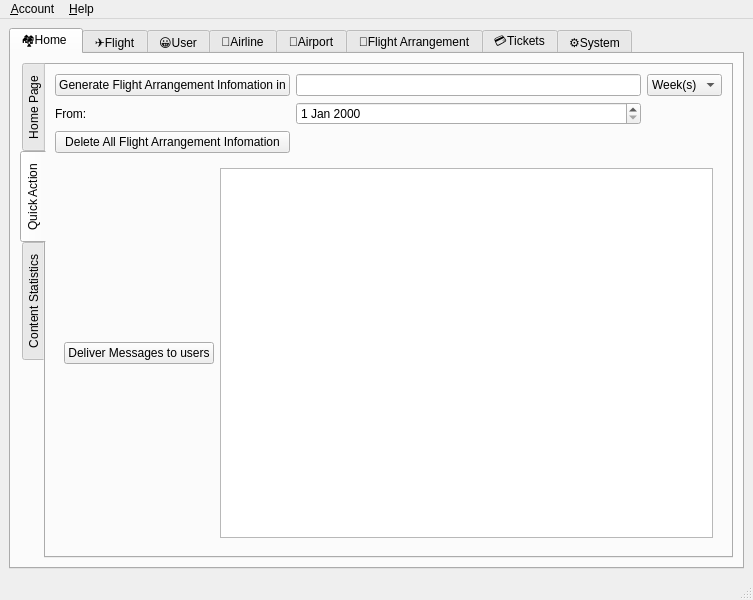
This is mainplatformwindow.ui in Aloereed/Flightman_Platform_DATA130039 as Qt 5 draws it before an edit. The edited form follows.
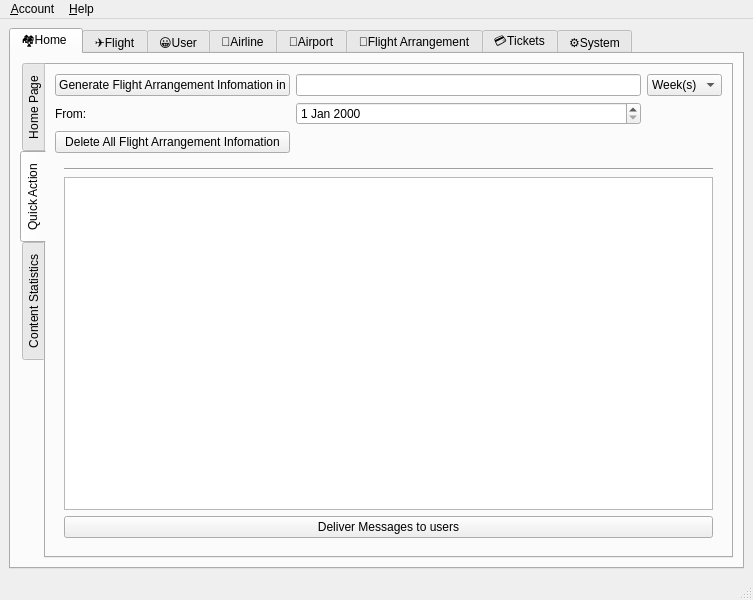
This is the edited form. The open tabs and pages were chosen to show the change. Icons and pictures are not drawn.

Commit message: 发送消息

The edit to the form file:
```diff
--- a/mainplatformwindow.ui
+++ b/mainplatformwindow.ui
@@ -105,7 +105,17 @@
               <widget class="QWidget" name="widget_5" native="true">
                <layout class="QVBoxLayout" name="verticalLayout_6">
                 <item>
-                 <layout class="QHBoxLayout" name="horizontalLayout_14">
+                 <widget class="Line" name="line">
+                  <property name="orientation">
+                   <enum>Qt::Horizontal</enum>
+                  </property>
+                 </widget>
+                </item>
+                <item>
+                 <layout class="QVBoxLayout" name="verticalLayout_7">
+                  <item>
+                   <widget class="QTextEdit" name="textEdit"/>
+                  </item>
                   <item>
                    <widget class="QPushButton" name="pushButton_11">
                     <property name="text">
@@ -113,9 +123,6 @@
                     </property>
                    </widget>
                   </item>
-                  <item>
-                   <widget class="QTextEdit" name="textEdit"/>
-                  </item>
                  </layout>
                 </item>
                </layout>
@@ -912,7 +919,7 @@
      </widget>
     </item>
    </layout>
-   <widget class="QWidget" name="">
+   <widget class="QWidget" name="layoutWidget">
     <property name="geometry">
      <rect>
       <x>0</x>
```
Left out of the diff: 14 changed lines with no effect on the pictures. The commit also changes 2 other files.
